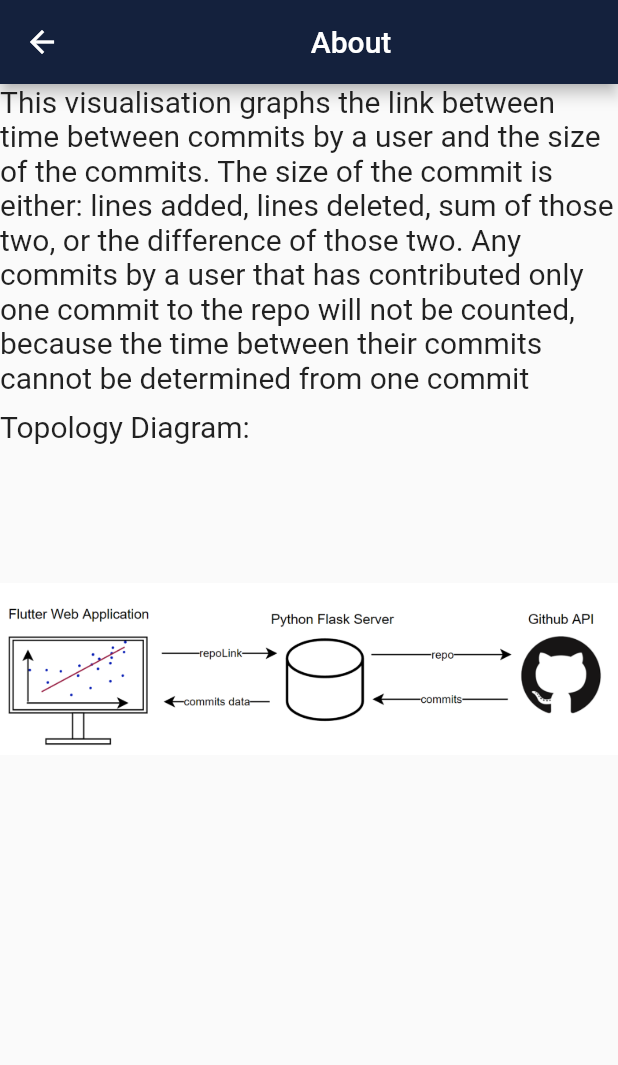
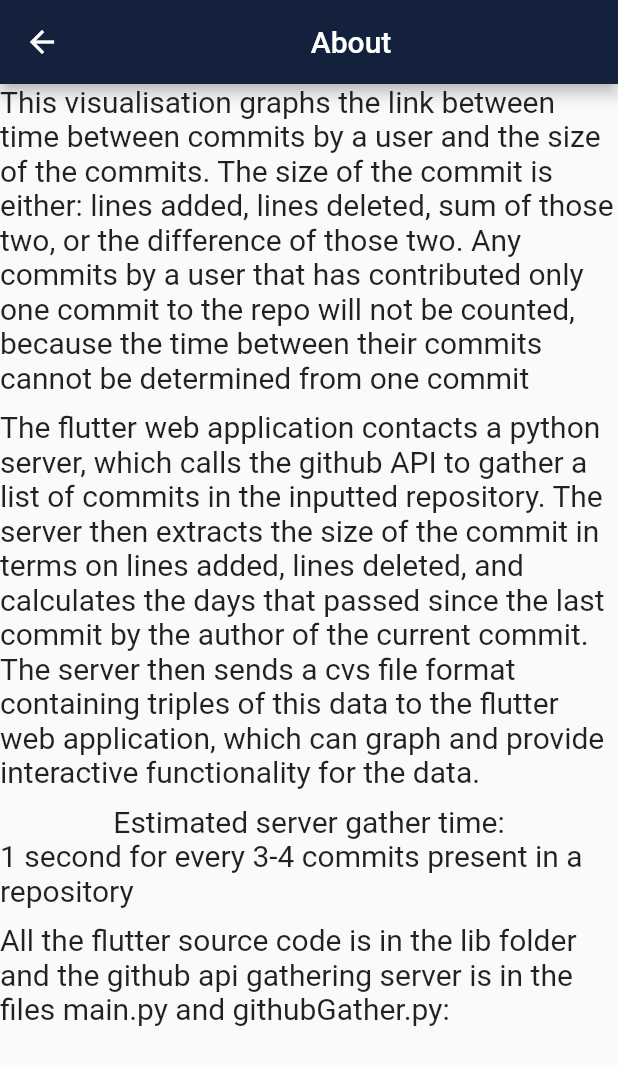
Before and after one commit to TomaszBogunTCD/gihubAPI, a Flutter app: the About screen opened by its route, on a phone screen of 412 x 824 dp. Shown: the top 1065 px of the screen. Run offline on Flutter 3.47's test engine with Material 2 defaults, Android fonts, the phone set to English and light mode, and no system bars; our stand-ins replace charts_flutter.

Commit message:
Docker and server fixes

```diff
--- a/lib/about.dart
+++ b/lib/about.dart
@@ -21,28 +21,40 @@
       ),
       body:
         Column(
-          children: [
-            const Text(
+          children: const [
+            Text(
               "This visualisation graphs the link between time between commits by a user and the size of the commits. The size of the commit is either: lines added, lines deleted, sum of those two, or the difference of those two. Any commits by a user that has contributed only one commit to the repo will not be counted, because the time between their commits cannot be determined from one commit",
               style: TextStyle(
                 fontSize: 20
               ),
             ),
-            const SizedBox(height: 10,),
-            Row(
-              children: const [
-                Expanded(
-                  child: Text(
-                    "Topology Diagram: ",
-                    textAlign: TextAlign.start,
-                    style: TextStyle(
-                      fontSize: 20
-                    ),
-                  ),
-                ),
-              ],
+            SizedBox(height: 10,),
+            Text(
+              "The flutter web application contacts a python server, which calls the github API to gather a list of commits in the inputted repository. The server then extracts the size of the commit in terms on lines added, lines deleted, and calculates the days that passed since the last commit by the author of the current commit. The server then sends a cvs file format containing triples of this data to the flutter web application, which can graph and provide interactive functionality for the data.",
+              style: TextStyle(
+                  fontSize: 20
+              ),
             ),
-            Image.asset("assets/images/topologyDiagram.png", height: 300,),
+            SizedBox(height: 10,),
+            Text(
+              "Estimated server gather time:",
+              style: TextStyle(
+                  fontSize: 20
+              ),
+            ),
+            Text(
+              "1 second for every 3-4 commits present in a repository",
+              style: TextStyle(
+                  fontSize: 20
+              ),
+            ),
+            SizedBox(height: 10,),
+            Text(
+              "All the flutter source code is in the lib folder and the github api gathering server is in the files main.py and githubGather.py:",
+              style: TextStyle(
+                  fontSize: 20
+              ),
+            ),
           ],
         ),
     );
```
Also changed, not shown: 3 other files.
